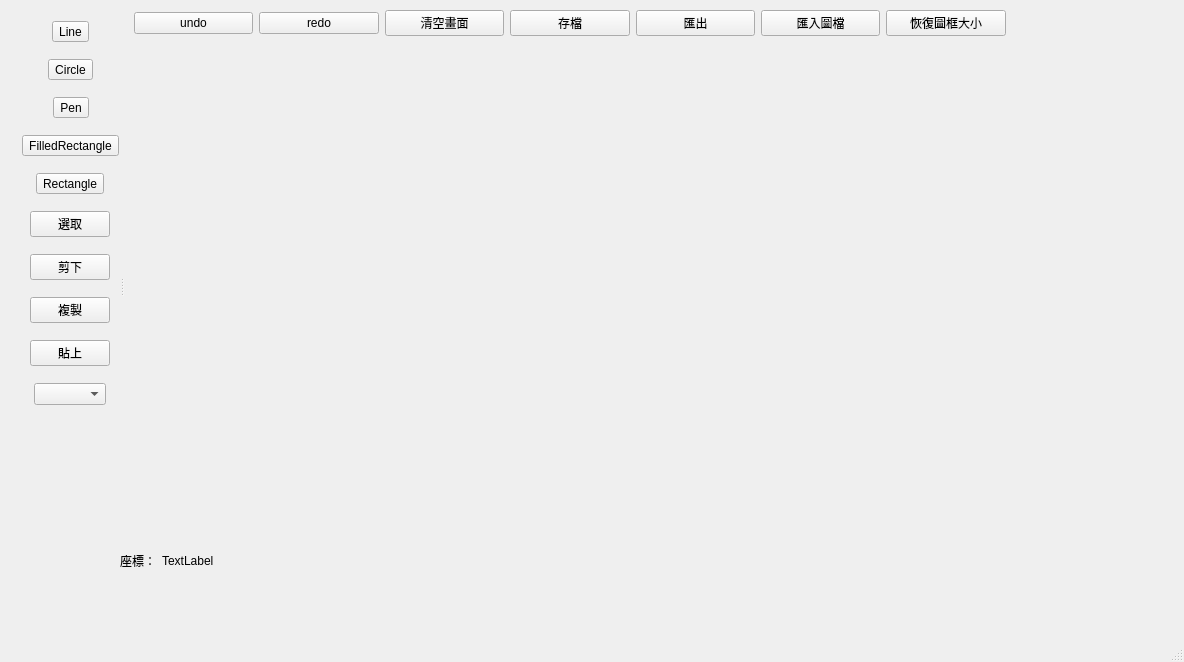
Before: the Qt Designer form mainwindow.ui in markscat/SH1106_GUI_Design, drawn with Qt 5.
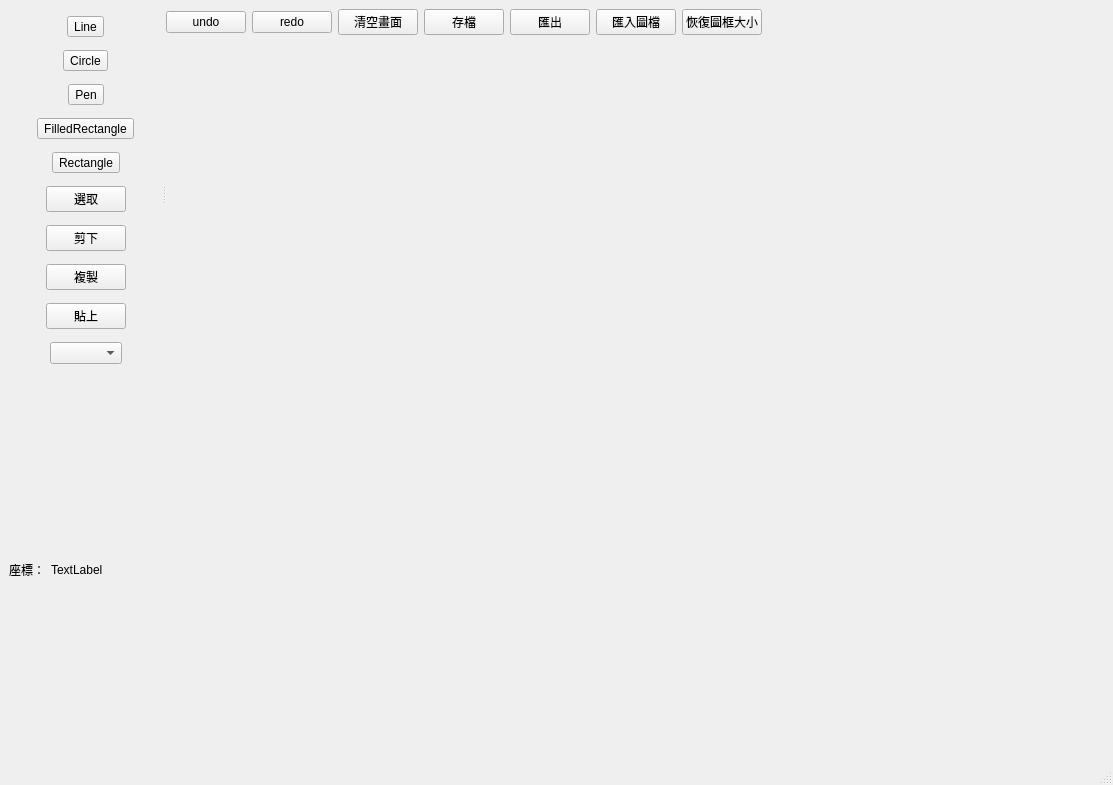
After: the same form once the commit is applied. Icons and pictures are not drawn.

Commit message: 例行性更新

```diff
--- a/mainwindow.ui
+++ b/mainwindow.ui
@@ -6,69 +6,21 @@
    <rect>
     <x>0</x>
     <y>0</y>
-    <width>1184</width>
-    <height>662</height>
+    <width>1113</width>
+    <height>785</height>
    </rect>
   </property>
-  <property name="sizePolicy">
-   <sizepolicy hsizetype="Expanding" vsizetype="Expanding">
-    <horstretch>0</horstretch>
-    <verstretch>0</verstretch>
-   </sizepolicy>
-  </property>
   <property name="windowTitle">
    <string>MainWindow</string>
   </property>
   <widget class="QWidget" name="centralwidget">
-   <property name="sizePolicy">
-    <sizepolicy hsizetype="Expanding" vsizetype="Expanding">
-     <horstretch>0</horstretch>
-     <verstretch>0</verstretch>
-    </sizepolicy>
-   </property>
-   <property name="layoutDirection">
-    <enum>Qt::LayoutDirection::LeftToRight</enum>
-   </property>
+   <layout class="QVBoxLayout" name="centralLayout">
+    <item>
    <widget class="QSplitter" name="splitter">
-    <property name="geometry">
-     <rect>
-      <x>0</x>
-      <y>0</y>
-      <width>1151</width>
-      <height>571</height>
-     </rect>
-    </property>
-    <property name="sizePolicy">
-     <sizepolicy hsizetype="Expanding" vsizetype="Expanding">
-      <horstretch>0</horstretch>
-      <verstretch>0</verstretch>
-     </sizepolicy>
-    </property>
     <property name="orientation">
      <enum>Qt::Orientation::Horizontal</enum>
     </property>
-    <widget class="QWidget" name="Toolbar_Wdidget" native="true">
-     <property name="sizePolicy">
-      <sizepolicy hsizetype="Fixed" vsizetype="Expanding">
-       <horstretch>0</horstretch>
-       <verstretch>0</verstretch>
-      </sizepolicy>
-     </property>
-     <property name="minimumSize">
-      <size>
-       <width>120</width>
-       <height>0</height>
-      </size>
-     </property>
-     <widget class="QWidget" name="layoutWidget2">
-      <property name="geometry">
-       <rect>
-        <x>0</x>
-        <y>10</y>
-        <width>141</width>
-        <height>406</height>
-       </rect>
-      </property>
+      <widget class="QWidget" name="Toolbar_Widget">
       <layout class="QVBoxLayout" name="ToolbarverticalLayout">
        <item>
         <layout class="QHBoxLayout" name="ToolLineLayout">
@@ -79,8 +31,8 @@
            </property>
            <property name="sizeHint" stdset="0">
             <size>
-             <width>40</width>
-             <height>20</height>
+              <width>0</width>
+              <height>0</height>
             </size>
            </property>
           </spacer>
@@ -90,16 +42,6 @@
            <property name="text">
             <string>Line</string>
            </property>
-           <property name="icon">
-            <iconset>
-             <normaloff>icon/line.bmp</normaloff>icon/line.bmp</iconset>
-           </property>
-           <property name="iconSize">
-            <size>
-             <width>30</width>
-             <height>30</height>
-            </size>
-           </property>
           </widget>
          </item>
          <item>
@@ -109,8 +51,8 @@
            </property>
            <property name="sizeHint" stdset="0">
             <size>
-             <width>40</width>
-             <height>20</height>
+              <width>0</width>
+              <height>0</height>
             </size>
            </property>
           </spacer>
@@ -126,8 +68,8 @@
            </property>
            <property name="sizeHint" stdset="0">
             <size>
-             <width>40</width>
-             <height>20</height>
+              <width>0</width>
+              <height>0</height>
             </size>
            </property>
           </spacer>
@@ -137,16 +79,6 @@
            <property name="text">
             <string>Circle</string>
            </property>
-           <property name="icon">
-            <iconset>
-             <normaloff>icon/Circle.bmp</normaloff>icon/Circle.bmp</iconset>
-           </property>
-           <property name="iconSize">
-            <size>
-             <width>30</width>
-             <height>30</height>
-            </size>
-           </property>
           </widget>
          </item>
          <item>
@@ -156,8 +88,8 @@
            </property>
            <property name="sizeHint" stdset="0">
             <size>
-             <width>40</width>
-             <height>20</height>
+              <width>0</width>
+              <height>0</height>
             </size>
            </property>
           </spacer>
@@ -173,8 +105,8 @@
            </property>
            <property name="sizeHint" stdset="0">
             <size>
-             <width>40</width>
-             <height>20</height>
+              <width>0</width>
+              <height>0</height>
             </size>
            </property>
           </spacer>
@@ -184,16 +116,6 @@
            <property name="text">
             <string>Pen</string>
            </property>
-           <property name="icon">
-            <iconset>
-             <normaloff>icon/pen.bmp</normaloff>icon/pen.bmp</iconset>
-           </property>
-           <property name="iconSize">
-            <size>
-             <width>30</width>
-             <height>30</height>
-            </size>
-           </property>
           </widget>
          </item>
          <item>
@@ -203,8 +125,8 @@
            </property>
            <property name="sizeHint" stdset="0">
             <size>
-             <width>40</width>
-             <height>20</height>
+              <width>0</width>
+              <height>0</height>
             </size>
            </property>
           </spacer>
@@ -220,8 +142,8 @@
            </property>
            <property name="sizeHint" stdset="0">
             <size>
-             <width>40</width>
-             <height>20</height>
+              <width>0</width>
+              <height>0</height>
             </size>
            </property>
           </spacer>
@@ -231,16 +153,6 @@
            <property name="text">
             <string>FilledRectangle</string>
            </property>
-           <property name="icon">
-            <iconset>
-             <normaloff>icon/FilledRectangle.bmp</normaloff>icon/FilledRectangle.bmp</iconset>
-           </property>
-           <property name="iconSize">
-            <size>
-             <width>30</width>
-             <height>30</height>
-            </size>
-           </property>
           </widget>
          </item>
          <item>
@@ -250,8 +162,8 @@
            </property>
            <property name="sizeHint" stdset="0">
             <size>
-             <width>40</width>
-             <height>20</height>
+              <width>0</width>
+              <height>0</height>
             </size>
            </property>
           </spacer>
@@ -267,8 +179,8 @@
            </property>
            <property name="sizeHint" stdset="0">
             <size>
-             <width>40</width>
-             <height>20</height>
+              <width>0</width>
+              <height>0</height>
             </size>
            </property>
           </spacer>
@@ -278,16 +190,6 @@
            <property name="text">
             <string>Rectangle</string>
            </property>
-           <property name="icon">
-            <iconset>
-             <normaloff>icon/Rectangle.bmp</normaloff>icon/Rectangle.bmp</iconset>
-           </property>
-           <property name="iconSize">
-            <size>
-             <width>30</width>
-             <height>30</height>
-            </size>
-           </property>
           </widget>
          </item>
          <item>
@@ -297,8 +199,8 @@
            </property>
            <property name="sizeHint" stdset="0">
             <size>
-             <width>40</width>
-             <height>20</height>
+              <width>0</width>
+              <height>0</height>
             </size>
            </property>
           </spacer>
@@ -314,8 +216,8 @@
            </property>
            <property name="sizeHint" stdset="0">
             <size>
-             <width>40</width>
-             <height>20</height>
+              <width>0</width>
+              <height>0</height>
             </size>
            </property>
           </spacer>
@@ -337,8 +239,8 @@
            </property>
            <property name="sizeHint" stdset="0">
             <size>
-             <width>40</width>
-             <height>20</height>
+              <width>0</width>
+              <height>0</height>
             </size>
            </property>
           </spacer>
@@ -354,8 +256,8 @@
            </property>
            <property name="sizeHint" stdset="0">
             <size>
-             <width>40</width>
-             <height>20</height>
+              <width>0</width>
+              <height>0</height>
             </size>
            </property>
           </spacer>
@@ -377,8 +279,8 @@
            </property>
            <property name="sizeHint" stdset="0">
             <size>
-             <width>40</width>
-             <height>20</height>
+              <width>0</width>
+              <height>0</height>
             </size>
            </property>
           </spacer>
@@ -394,8 +296,8 @@
            </property>
            <property name="sizeHint" stdset="0">
             <size>
-             <width>40</width>
-             <height>20</height>
+              <width>0</width>
+              <height>0</height>
             </size>
            </property>
           </spacer>
@@ -417,8 +319,8 @@
            </property>
            <property name="sizeHint" stdset="0">
             <size>
-             <width>40</width>
-             <height>20</height>
+              <width>0</width>
+              <height>0</height>
             </size>
            </property>
           </spacer>
@@ -434,8 +336,8 @@
            </property>
            <property name="sizeHint" stdset="0">
             <size>
-             <width>40</width>
-             <height>20</height>
+              <width>0</width>
+              <height>0</height>
             </size>
            </property>
           </spacer>
@@ -457,8 +359,8 @@
            </property>
            <property name="sizeHint" stdset="0">
             <size>
-             <width>40</width>
-             <height>20</height>
+              <width>0</width>
+              <height>0</height>
             </size>
            </property>
           </spacer>
@@ -474,8 +376,8 @@
            </property>
            <property name="sizeHint" stdset="0">
             <size>
-             <width>40</width>
-             <height>20</height>
+              <width>0</width>
+              <height>0</height>
             </size>
            </property>
           </spacer>
@@ -490,8 +392,8 @@
            </property>
            <property name="sizeHint" stdset="0">
             <size>
-             <width>40</width>
-             <height>20</height>
+              <width>0</width>
+              <height>0</height>
             </size>
            </property>
           </spacer>
@@ -500,40 +402,12 @@
        </item>
       </layout>
      </widget>
-    </widget>
-    <widget class="QWidget" name="JobAreaWidget" native="true">
-     <property name="sizePolicy">
-      <sizepolicy hsizetype="Expanding" vsizetype="Expanding">
-       <horstretch>1</horstretch>
-       <verstretch>0</verstretch>
-      </sizepolicy>
-     </property>
-     <widget class="QWidget" name="layoutWidget">
-      <property name="geometry">
-       <rect>
-        <x>10</x>
-        <y>10</y>
-        <width>991</width>
-        <height>531</height>
-       </rect>
-      </property>
+      <widget class="QWidget" name="JobAreaWidget">
       <layout class="QVBoxLayout" name="JobAreaLayout" stretch="0,1">
        <item>
         <layout class="QHBoxLayout" name="FunctionLayout">
          <item>
           <widget class="QPushButton" name="undo_Bottom">
-           <property name="sizePolicy">
-            <sizepolicy hsizetype="Expanding" vsizetype="Fixed">
-             <horstretch>0</horstretch>
-             <verstretch>0</verstretch>
-            </sizepolicy>
-           </property>
-           <property name="maximumSize">
-            <size>
-             <width>130</width>
-             <height>16777215</height>
-            </size>
-           </property>
            <property name="text">
             <string>undo</string>
            </property>
@@ -544,18 +418,6 @@
          </item>
          <item>
           <widget class="QPushButton" name="redo_Bottom">
-           <property name="sizePolicy">
-            <sizepolicy hsizetype="Expanding" vsizetype="Fixed">
-             <horstretch>0</horstretch>
-             <verstretch>0</verstretch>
-            </sizepolicy>
-           </property>
-           <property name="maximumSize">
-            <size>
-             <width>130</width>
-             <height>16777215</height>
-            </size>
-           </property>
            <property name="text">
             <string>redo</string>
            </property>
@@ -566,18 +428,6 @@
          </item>
          <item>
           <widget class="QPushButton" name="clearButton">
-           <property name="sizePolicy">
-            <sizepolicy hsizetype="Expanding" vsizetype="Fixed">
-             <horstretch>0</horstretch>
-             <verstretch>0</verstretch>
-            </sizepolicy>
-           </property>
-           <property name="maximumSize">
-            <size>
-             <width>130</width>
-             <height>16777215</height>
-            </size>
-           </property>
            <property name="text">
             <string>清空畫面</string>
            </property>
@@ -588,18 +438,6 @@
          </item>
          <item>
           <widget class="QPushButton" name="saveButton">
-           <property name="sizePolicy">
-            <sizepolicy hsizetype="Expanding" vsizetype="Fixed">
-             <horstretch>0</horstretch>
-             <verstretch>0</verstretch>
-            </sizepolicy>
-           </property>
-           <property name="maximumSize">
-            <size>
-             <width>130</width>
-             <height>16777215</height>
-            </size>
-           </property>
            <property name="text">
             <string>存檔</string>
            </property>
@@ -610,18 +448,6 @@
          </item>
          <item>
           <widget class="QPushButton" name="exportButton">
-           <property name="sizePolicy">
-            <sizepolicy hsizetype="Expanding" vsizetype="Fixed">
-             <horstretch>0</horstretch>
-             <verstretch>0</verstretch>
-            </sizepolicy>
-           </property>
-           <property name="maximumSize">
-            <size>
-             <width>130</width>
-             <height>16777215</height>
-            </size>
-           </property>
            <property name="text">
             <string>匯出</string>
            </property>
@@ -629,18 +455,6 @@
          </item>
          <item>
           <widget class="QPushButton" name="importButton">
-           <property name="sizePolicy">
-            <sizepolicy hsizetype="Expanding" vsizetype="Fixed">
-             <horstretch>0</horstretch>
-             <verstretch>0</verstretch>
-            </sizepolicy>
-           </property>
-           <property name="maximumSize">
-            <size>
-             <width>130</width>
-             <height>16777215</height>
-            </size>
-           </property>
            <property name="text">
             <string>匯入圖檔</string>
            </property>
@@ -651,18 +465,6 @@
          </item>
          <item>
           <widget class="QPushButton" name="resetOledSizeButton">
-           <property name="sizePolicy">
-            <sizepolicy hsizetype="Expanding" vsizetype="Fixed">
-             <horstretch>0</horstretch>
-             <verstretch>0</verstretch>
-            </sizepolicy>
-           </property>
-           <property name="maximumSize">
-            <size>
-             <width>130</width>
-             <height>16777215</height>
-            </size>
-           </property>
            <property name="text">
             <string>恢復圖框大小</string>
            </property>
@@ -678,8 +480,8 @@
            </property>
            <property name="sizeHint" stdset="0">
             <size>
-             <width>40</width>
-             <height>20</height>
+              <width>0</width>
+              <height>0</height>
             </size>
            </property>
           </spacer>
@@ -687,29 +489,14 @@
         </layout>
        </item>
        <item>
-        <widget class="QWidget" name="oledPlaceholder" native="true">
-         <property name="sizePolicy">
-          <sizepolicy hsizetype="Expanding" vsizetype="Expanding">
-           <horstretch>0</horstretch>
-           <verstretch>0</verstretch>
-          </sizepolicy>
-         </property>
-        </widget>
+         <widget class="QWidget" name="oledPlaceholder" native="true"/>
        </item>
       </layout>
      </widget>
     </widget>
-   </widget>
-   <widget class="QWidget" name="layoutWidget">
-    <property name="geometry">
-     <rect>
-      <x>120</x>
-      <y>550</y>
-      <width>161</width>
-      <height>21</height>
-     </rect>
-    </property>
-    <layout class="QHBoxLayout" name="horizontalLayout" stretch="0,1">
+    </item>
+    <item>
+     <layout class="QHBoxLayout" name="statusLayout" stretch="0,1">
      <item>
       <widget class="QLabel" name="label">
        <property name="text">
@@ -725,7 +512,8 @@
       </widget>
      </item>
     </layout>
-   </widget>
+    </item>
+   </layout>
   </widget>
   <widget class="QMenuBar" name="menubar">
    <property name="geometry">
```
Left out of the diff: 32 changed lines with no effect on the pictures. Lines whose indentation alone changed are shown as unchanged. The commit also changes 1 other file.
